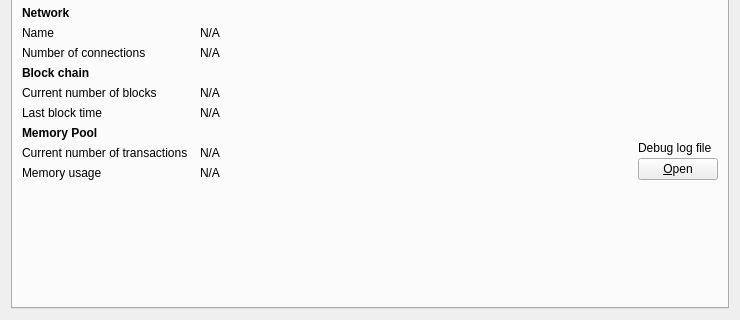
First picture: the form in src/qt/forms/debugwindow.ui, repository barrystyle/SUQA-0.17.1, before the edit; both pictures show x 0 to 740 and y 160 to 480 of the 740 by 480 pixel window.
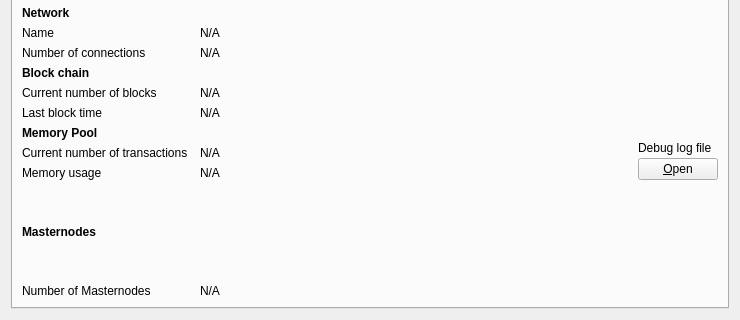
Second picture: the form after the edit. Icons and pictures are not drawn. Custom widgets are drawn as their Qt base class.

```diff
--- a/src/qt/forms/debugwindow.ui
+++ b/src/qt/forms/debugwindow.ui
@@ -341,6 +341,35 @@
          </property>
         </widget>
        </item>
+       <!-- Dash -->
+       <item row="15" column="0">
+        <widget class="QLabel" name="masternodesLabel">
+         <property name="font">
+          <font>
+           <weight>75</weight>
+           <bold>true</bold>
+          </font>
+         </property>
+         <property name="text">
+          <string>Masternodes</string>
+         </property>
+        </widget>
+       </item>
+       <item row="16" column="0">
+        <widget class="QLabel" name="masternodeCountLabel">
+         <property name="text">
+          <string>Number of Masternodes</string>
+         </property>
+        </widget>
+       </item>
+       <item row="16" column="1">
+        <widget class="QLabel" name="masternodeCount">
+         <property name="text">
+          <string>N/A</string>
+         </property>
+        </widget>
+       </item>
+       <!--      -->
        <item row="12" column="2" rowspan="3">
         <layout class="QVBoxLayout" name="verticalLayoutDebugButton">
          <property name="spacing">
```
